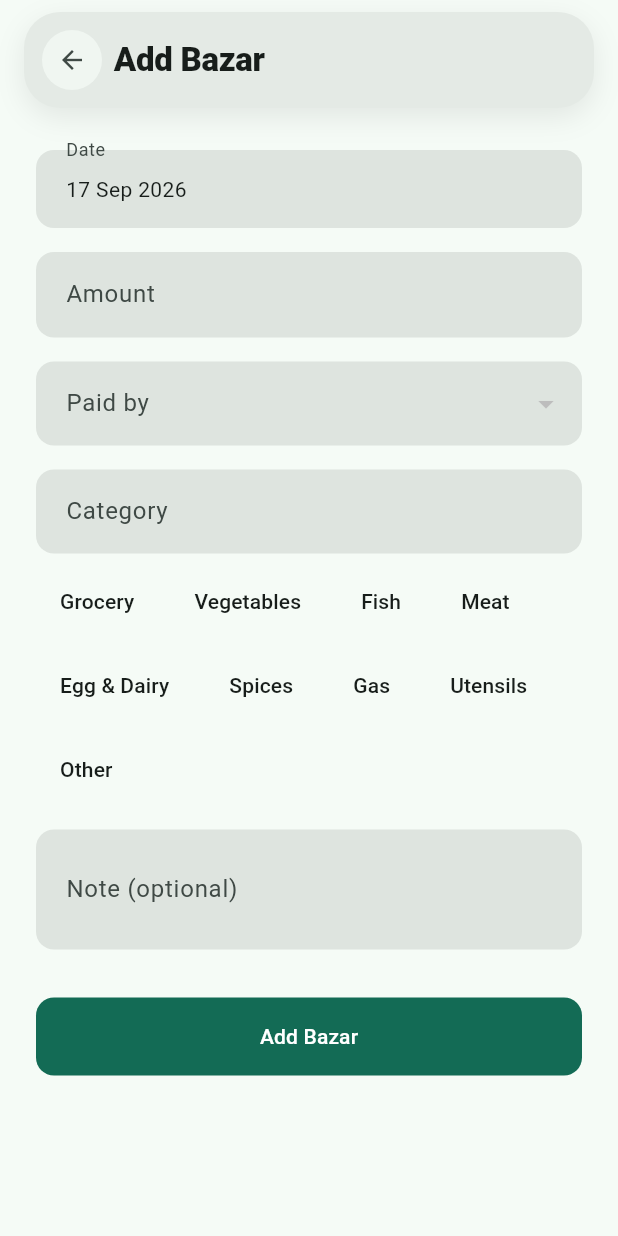
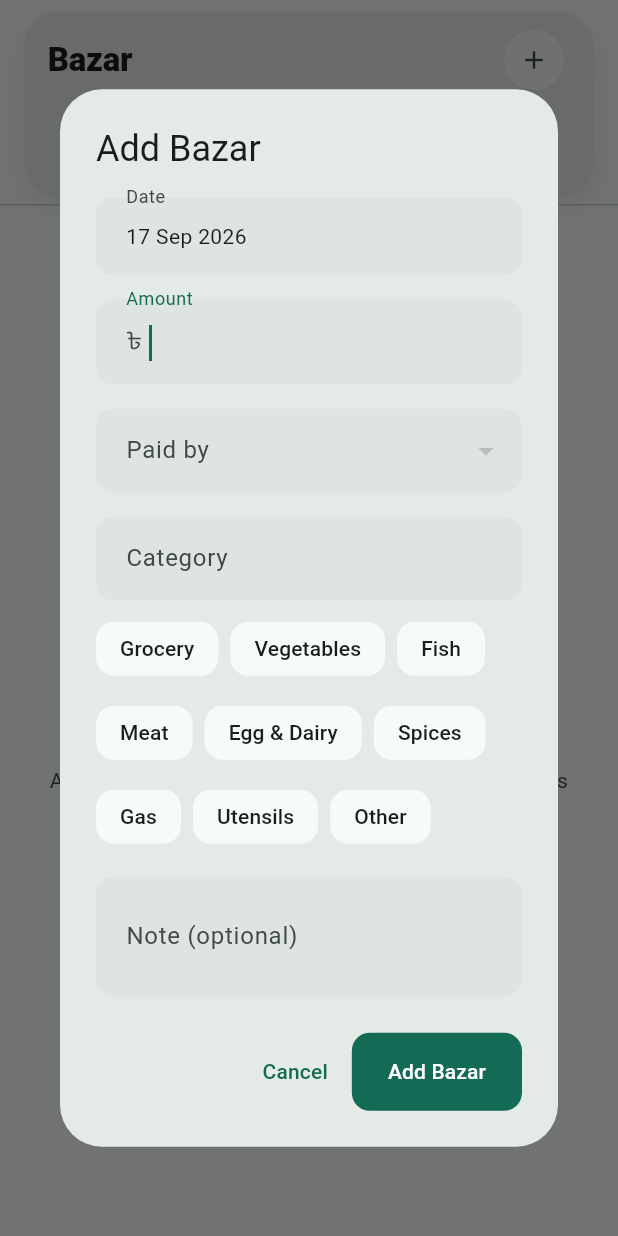
Before and after one commit to pulok1/messfellows, a Flutter app: the BazarScreen screen opened directly with empty values, after a tap on the "add" icon, on a phone screen of 412 x 824 dp. Run offline on Flutter 3.47's test engine with Material 3 defaults, Android fonts, the phone set to English and light mode, and no system bars; our stand-ins replace drift, drift_flutter, file_picker, flutter_riverpod, share_plus, shared_preferences; accounts and stored records are empty; generated files the repository leaves out were written again.

Commit message:
feat(bazar): make Add/Edit Bazar a popup dialog instead of a page
Same reasoning as the Add Member dialog: recording a bazar entry is a
quick, frequent action, so a standard AlertDialog keeps the manager in
context instead of navigating to a full page and back. Delete sits as
a left-aligned destructive action in the dialog's action row when
editing; Cancel/Save stay grouped on the right. Replaces the full-page
AddEditExpenseScreen with AddEditExpenseDialog +
showAddEditExpenseDialog, called from the Bazar screen (add + tap to
edit) and Quick Add.

```diff
--- a/lib/core/constants/app_constants.dart
+++ b/lib/core/constants/app_constants.dart
@@ -15,7 +15,7 @@ class AppConstants {
   /// Suggested category keys for a bazar/expense entry. The field itself is
   /// free text, so a manager can type anything — these just seed quick-pick
   /// chips. Kept as keys (not literal English words) so the chip labels can
-  /// be localized; see `AddEditExpenseScreen._categoryLabel`.
+  /// be localized; see `AddEditExpenseDialog._categoryLabel`.
   static const List<String> expenseCategoryKeys = [
     'grocery',
     'vegetables',
--- a/lib/features/bazar/add_edit_expense_screen.dart
+++ b/lib/features/bazar/add_edit_expense_dialog.dart
@@ -12,22 +12,36 @@ import '../../models/member.dart';
 import '../../providers/member_providers.dart';
 import '../../providers/repository_providers.dart';
 import '../shared/widgets/confirm_dialog.dart';
-import '../shared/widgets/page_header_card.dart';
 
-/// Add-or-edit form for a bazar/expense entry (section 16). Date defaults
-/// to today and the amount field opens the numeric keypad, per the UX spec.
-class AddEditExpenseScreen extends ConsumerStatefulWidget {
+/// Shows the add/edit bazar dialog. Resolves to `true` if a save or
+/// delete happened, `false`/`null` if cancelled.
+Future<bool?> showAddEditExpenseDialog(
+  BuildContext context, {
+  required String messId,
+  Expense? existing,
+}) {
+  return showDialog<bool>(
+    context: context,
+    builder: (_) => AddEditExpenseDialog(messId: messId, existing: existing),
+  );
+}
+
+/// Add-or-edit form for a bazar/expense entry (section 16), as a standard
+/// popup dialog rather than a full page — recording a bazar entry is a
+/// quick, frequent action that shouldn't require navigating away and back.
+/// Date defaults to today and the amount field opens the numeric keypad,
+/// per the UX spec.
+class AddEditExpenseDialog extends ConsumerStatefulWidget {
   final String messId;
   final Expense? existing;
 
-  const AddEditExpenseScreen({super.key, required this.messId, this.existing});
+  const AddEditExpenseDialog({super.key, required this.messId, this.existing});
 
   @override
-  ConsumerState<AddEditExpenseScreen> createState() =>
-      _AddEditExpenseScreenState();
+  ConsumerState<AddEditExpenseDialog> createState() => _AddEditExpenseDialogState();
 }
 
-class _AddEditExpenseScreenState extends ConsumerState<AddEditExpenseScreen> {
+class _AddEditExpenseDialogState extends ConsumerState<AddEditExpenseDialog> {
   final _formKey = GlobalKey<FormState>();
   late DateTime _date;
   late final TextEditingController _amountController;
@@ -70,6 +84,7 @@ class _AddEditExpenseScreenState extends ConsumerState<AddEditExpenseScreen> {
   }
 
   Future<void> _save() async {
+    if (_isSaving) return;
     if (!_formKey.currentState!.validate()) return;
     if (_paidByMemberId == null) {
       ScaffoldMessenger.of(context).showSnackBar(
@@ -126,9 +141,7 @@ class _AddEditExpenseScreenState extends ConsumerState<AddEditExpenseScreen> {
       message: l10n.removeFromMonthlyCalcMessage,
     );
     if (!confirmed) return;
-    await ref
-        .read(expenseRepositoryProvider)
-        .deleteExpense(widget.existing!.id);
+    await ref.read(expenseRepositoryProvider).deleteExpense(widget.existing!.id);
     if (mounted) Navigator.of(context).pop(true);
   }
 
@@ -137,33 +150,11 @@ class _AddEditExpenseScreenState extends ConsumerState<AddEditExpenseScreen> {
     final l10n = AppLocalizations.of(context);
     final membersAsync = ref.watch(activeMembersProvider(widget.messId));
 
-    return Scaffold(
-      body: SafeArea(
-        child: Column(
-          children: [
-            PageHeaderCard(
-              title: _isEditing ? l10n.editBazarTitle : l10n.addBazarTitle,
-              actions: [
-                if (_isEditing)
-                  HeaderIconButton(
-                    icon: Icons.delete_outline,
-                    tooltip: l10n.deleteTooltip,
-                    onPressed: _delete,
-                    color: Theme.of(context).colorScheme.error,
-                  ),
-              ],
-            ),
-            Expanded(child: _buildForm(membersAsync)),
-          ],
-        ),
-      ),
-    );
-  }
-
-  Widget _buildForm(AsyncValue<List<Member>> membersAsync) {
-    final l10n = AppLocalizations.of(context);
-    return SingleChildScrollView(
-      padding: const EdgeInsets.all(AppSpacing.lg),
+    return AlertDialog(
+      title: Text(_isEditing ? l10n.editBazarTitle : l10n.addBazarTitle),
+      content: SizedBox(
+        width: 400,
+        child: SingleChildScrollView(
           child: Form(
             key: _formKey,
             child: Column(
@@ -180,9 +171,8 @@ class _AddEditExpenseScreenState extends ConsumerState<AddEditExpenseScreen> {
                 const SizedBox(height: AppSpacing.md),
                 TextFormField(
                   controller: _amountController,
-              keyboardType: const TextInputType.numberWithOptions(
-                decimal: true,
-              ),
+                  autofocus: !_isEditing,
+                  keyboardType: const TextInputType.numberWithOptions(decimal: true),
                   inputFormatters: [
                     FilteringTextInputFormatter.allow(RegExp(r'^\d*\.?\d{0,2}')),
                   ],
@@ -237,20 +227,42 @@ class _AddEditExpenseScreenState extends ConsumerState<AddEditExpenseScreen> {
                   decoration: InputDecoration(labelText: l10n.noteOptionalLabel),
                   maxLines: 2,
                 ),
-            const SizedBox(height: AppSpacing.xl),
+              ],
+            ),
+          ),
+        ),
+      ),
+      actionsAlignment: MainAxisAlignment.spaceBetween,
+      actions: [
+        if (_isEditing)
+          TextButton(
+            onPressed: _isSaving ? null : _delete,
+            style: TextButton.styleFrom(foregroundColor: Theme.of(context).colorScheme.error),
+            child: Text(l10n.delete),
+          )
+        else
+          const SizedBox.shrink(),
+        Row(
+          mainAxisSize: MainAxisSize.min,
+          children: [
+            TextButton(
+              onPressed: _isSaving ? null : () => Navigator.of(context).pop(false),
+              child: Text(l10n.cancel),
+            ),
+            const SizedBox(width: AppSpacing.xs),
             FilledButton(
               onPressed: _isSaving ? null : _save,
               child: _isSaving
                   ? const SizedBox(
-                      height: 20,
-                      width: 20,
+                      height: 18,
+                      width: 18,
                       child: CircularProgressIndicator(strokeWidth: 2),
                     )
                   : Text(_isEditing ? l10n.saveChanges : l10n.addBazarTitle),
             ),
           ],
         ),
-      ),
+      ],
     );
   }
 }
@@ -289,8 +301,7 @@ class _PaidByField extends StatelessWidget {
       decoration: InputDecoration(labelText: AppLocalizations.of(context).paidByLabel),
       items: members
           .map(
-            (member) =>
-                DropdownMenuItem(value: member.id, child: Text(member.name)),
+            (member) => DropdownMenuItem(value: member.id, child: Text(member.name)),
           )
           .toList(),
       onChanged: onChanged,
--- a/lib/features/bazar/bazar_screen.dart
+++ b/lib/features/bazar/bazar_screen.dart
@@ -12,7 +12,7 @@ import '../../providers/member_providers.dart';
 import '../../providers/selection_providers.dart';
 import '../shared/widgets/empty_state.dart';
 import '../shared/widgets/page_header_card.dart';
-import 'add_edit_expense_screen.dart';
+import 'add_edit_expense_dialog.dart';
 import 'widgets/month_selector_bar.dart';
 
 /// The Bazar tab (section 16): expense history for the selected month.
@@ -86,11 +86,7 @@ class _BazarScreenState extends ConsumerState<BazarScreen> {
   }
 
   Future<void> _addExpense() async {
-    await Navigator.of(context).push(
-      MaterialPageRoute(
-        builder: (_) => AddEditExpenseScreen(messId: widget.messId),
-      ),
-    );
+    await showAddEditExpenseDialog(context, messId: widget.messId);
   }
 }
 
@@ -207,12 +203,7 @@ class _ExpenseTile extends ConsumerWidget {
     return Card(
       margin: const EdgeInsets.only(bottom: AppSpacing.sm),
       child: ListTile(
-        onTap: () => Navigator.of(context).push(
-          MaterialPageRoute(
-            builder: (_) =>
-                AddEditExpenseScreen(messId: messId, existing: expense),
-          ),
-        ),
+        onTap: () => showAddEditExpenseDialog(context, messId: messId, existing: expense),
         title: Text(
           expense.category,
           style: const TextStyle(fontWeight: FontWeight.w600),
--- a/lib/features/shared/quick_add/quick_add_sheet.dart
+++ b/lib/features/shared/quick_add/quick_add_sheet.dart
@@ -2,7 +2,7 @@ import 'package:flutter/material.dart';
 
 import '../../../core/theme/app_spacing.dart';
 import '../../../l10n/gen/app_localizations.dart';
-import '../../bazar/add_edit_expense_screen.dart';
+import '../../bazar/add_edit_expense_dialog.dart';
 import '../../payments/add_edit_payment_screen.dart';
 
 /// The core Quick Add UX (section 13): one tap from anywhere in the app to
@@ -53,11 +53,7 @@ Future<void> showQuickAddSheet(
                 subtitle: l10n.quickAddBazarSubtitle,
                 onTap: () async {
                   Navigator.of(sheetContext).pop();
-                  await Navigator.of(context).push(
-                    MaterialPageRoute(
-                      builder: (_) => AddEditExpenseScreen(messId: messId),
-                    ),
-                  );
+                  await showAddEditExpenseDialog(context, messId: messId);
                 },
               ),
               _QuickAddOption(
```
Lines whose indentation alone changed are shown as unchanged.
